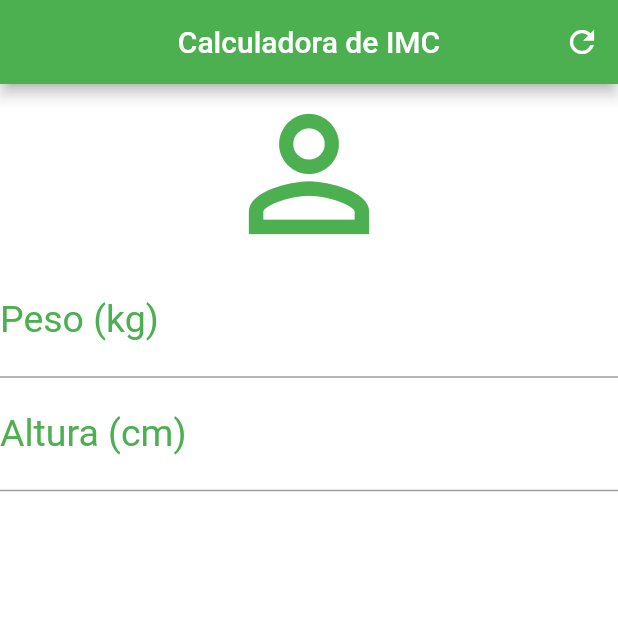
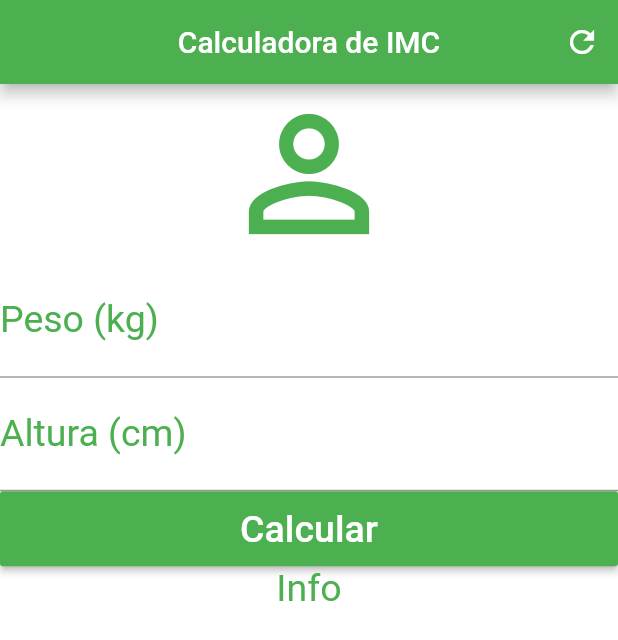
Before and after one commit to matheusF23/projects-flutter, a Flutter app: the screen it shows after launch, on a phone screen of 412 x 824 dp. Shown: the top 640 px of the screen. Run offline on Flutter 3.47's test engine with Material 2 defaults, Android fonts, the phone set to English and light mode, and no system bars.

Commit message:
Adição do botão 'Calcular'

```diff
--- a/calculadora_imc/lib/main.dart
+++ b/calculadora_imc/lib/main.dart
@@ -1,12 +1,13 @@
 import 'package:flutter/material.dart';
 
-void main(){
+void main() {
   runApp(MaterialApp(
     home: Home(),
   ));
 }
 
-class Home extends StatefulWidget {     // Tela inicial
+class Home extends StatefulWidget {
+  // Tela inicial
   @override
   _HomeState createState() => _HomeState();
 }
@@ -15,35 +16,51 @@ class _HomeState extends State<Home> {
   @override
   Widget build(BuildContext context) {
     return Scaffold(
-      appBar: AppBar(           // Barra superior
+      appBar: AppBar(
         title: Text("Calculadora de IMC"),
-        centerTitle: true,      // Centraliza o texto
-        backgroundColor: Colors.green,      // Modifica a cor da barra
-        actions: <Widget>[      // Para colocar os botoes na barra
-          IconButton(icon: Icon(Icons.refresh),
-          onPressed: () {},)
+        centerTitle: true,
+        backgroundColor: Colors.green,
+        actions: <Widget>[
+          IconButton(
+            icon: Icon(Icons.refresh),
+            onPressed: () {},
+          )
         ],
       ),
-
-      backgroundColor: Colors.white,      // Cor de fundo do corpo (tela abaixo da barra)
-
-      body: Column(         // Corpo do app
-        crossAxisAlignment: CrossAxisAlignment.stretch,       // Alarga tudo da coluna, preenche todo o espaco
+      backgroundColor: Colors.white,
+      body: Column(
+        crossAxisAlignment: CrossAxisAlignment.stretch,
         children: <Widget>[
           Icon(Icons.person_outline, size: 120.0, color: Colors.green),
-          TextField(keyboardType: TextInputType.number,     // Para o usuario digitar um numero
-            decoration: InputDecoration(                    // Para mostrar uma msg no campo de digitacao
-              labelText: "Peso (kg)",
-              labelStyle: TextStyle(color: Colors.green)
-            ),
+          TextField(
+            keyboardType: TextInputType.number,
+            decoration: InputDecoration(
+                labelText: "Peso (kg)",
+                labelStyle: TextStyle(color: Colors.green)),
             textAlign: TextAlign.center,
             style: TextStyle(color: Colors.green, fontSize: 25.0),
           ),
-          TextField(keyboardType: TextInputType.number,
+          TextField(
+            keyboardType: TextInputType.number,
             decoration: InputDecoration(
-              labelText: "Altura (cm)",
-              labelStyle: TextStyle(color: Colors.green)
+                labelText: "Altura (cm)",
+                labelStyle: TextStyle(color: Colors.green)),
+            textAlign: TextAlign.center,
+            style: TextStyle(color: Colors.green, fontSize: 25.0),
+          ),
+          Container(
+            height: 50.0,
+            child: RaisedButton(
+              onPressed: () {},
+              child: Text(
+                "Calcular",
+                style: TextStyle(color: Colors.white, fontSize: 25.0),
+              ),
+              color: Colors.green,
             ),
+          ),
+          Text(
+            "Info",
             textAlign: TextAlign.center,
             style: TextStyle(color: Colors.green, fontSize: 25.0),
           )
```
